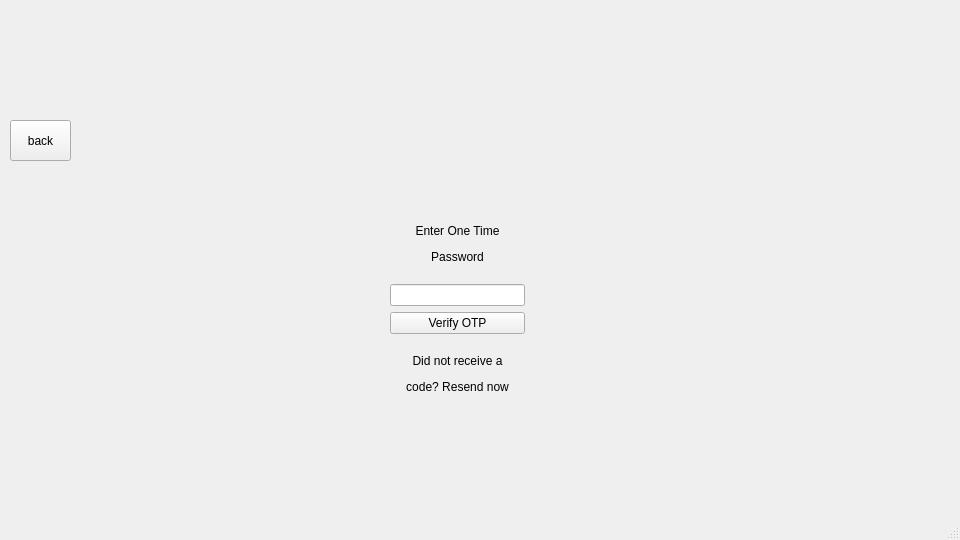
This is qt/enterOTP.ui in e-zeks/softeng as Qt 5 draws it before an edit. The edited form follows.
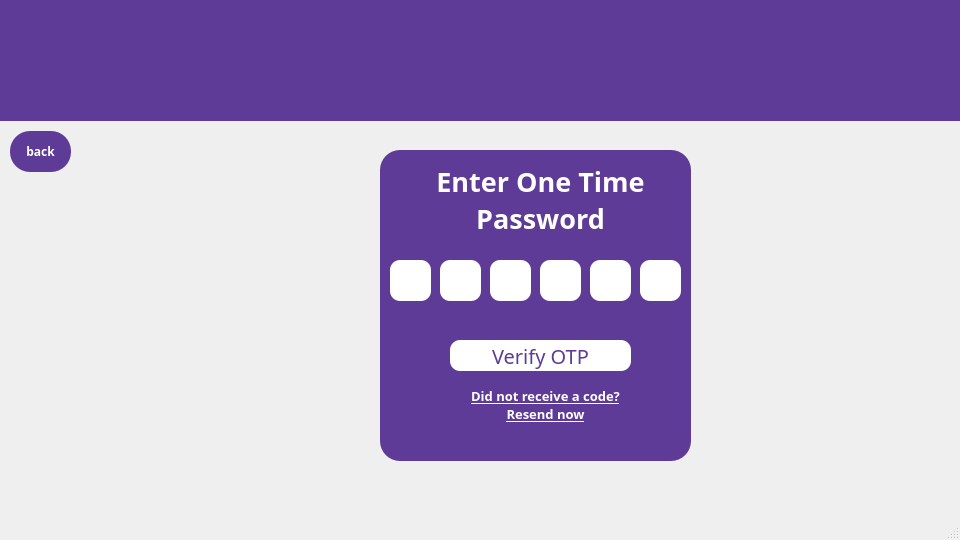
This is the edited form. Icons and pictures are not drawn.

Diff of the .ui file:
```diff
--- a/qt/enterOTP.ui
+++ b/qt/enterOTP.ui
@@ -14,64 +14,303 @@
    <string>MainWindow</string>
   </property>
   <widget class="QWidget" name="centralwidget">
-   <widget class="QPushButton" name="back">
+   <widget class="QLabel" name="BGviolet">
+    <property name="geometry">
+     <rect>
+      <x>0</x>
+      <y>0</y>
+      <width>961</width>
+      <height>121</height>
+     </rect>
+    </property>
+    <property name="styleSheet">
+     <string notr="true">QLabel
+{
+background: #5e3b96;
+}</string>
+    </property>
+    <property name="text">
+     <string/>
+    </property>
+   </widget>
+   <widget class="QLabel" name="BGviolet_2">
+    <property name="geometry">
+     <rect>
+      <x>380</x>
+      <y>150</y>
+      <width>311</width>
+      <height>311</height>
+     </rect>
+    </property>
+    <property name="styleSheet">
+     <string notr="true">QLabel
+{
+background: #5e3b96;
+border-radius:20px;
+}</string>
+    </property>
+    <property name="text">
+     <string/>
+    </property>
+   </widget>
+   <widget class="QLabel" name="label">
+    <property name="geometry">
+     <rect>
+      <x>400</x>
+      <y>160</y>
+      <width>281</width>
+      <height>81</height>
+     </rect>
+    </property>
+    <property name="font">
+     <font>
+      <family>Arial Black</family>
+      <pointsize>20</pointsize>
+      <bold>true</bold>
+     </font>
+    </property>
+    <property name="layoutDirection">
+     <enum>Qt::LayoutDirection::LeftToRight</enum>
+    </property>
+    <property name="styleSheet">
+     <string notr="true">QLabel{
+font-color: rgb(255, 255, 255)
+}</string>
+    </property>
+    <property name="text">
+     <string>&lt;html&gt;&lt;head/&gt;&lt;body&gt;&lt;p&gt;&lt;span style=&quot; color:#ffffff;&quot;&gt;Enter One Time Password&lt;/span&gt;&lt;/p&gt;&lt;/body&gt;&lt;/html&gt;</string>
+    </property>
+    <property name="alignment">
+     <set>Qt::AlignmentFlag::AlignCenter</set>
+    </property>
+    <property name="wordWrap">
+     <bool>true</bool>
+    </property>
+   </widget>
+   <widget class="QLabel" name="label_6">
+    <property name="geometry">
+     <rect>
+      <x>320</x>
+      <y>10</y>
+      <width>411</width>
+      <height>101</height>
+     </rect>
+    </property>
+    <property name="text">
+     <string/>
+    </property>
+    <property name="pixmap">
+     <pixmap>../logos/logo1.png</pixmap>
+    </property>
+    <property name="scaledContents">
+     <bool>true</bool>
+    </property>
+   </widget>
+   <widget class="QLineEdit" name="otp1">
+    <property name="geometry">
+     <rect>
+      <x>390</x>
+      <y>260</y>
+      <width>41</width>
+      <height>41</height>
+     </rect>
+    </property>
+    <property name="autoFillBackground">
+     <bool>false</bool>
+    </property>
+    <property name="styleSheet">
+     <string notr="true">QLineEdit {
+border-radius: 10px;
+background: white;
+}</string>
+    </property>
+   </widget>
+   <widget class="QPushButton" name="sendOTP">
+    <property name="geometry">
+     <rect>
+      <x>450</x>
+      <y>340</y>
+      <width>181</width>
+      <height>31</height>
+     </rect>
+    </property>
+    <property name="font">
+     <font>
+      <family>Arial Black</family>
+      <pointsize>15</pointsize>
+      <bold>false</bold>
+     </font>
+    </property>
+    <property name="autoFillBackground">
+     <bool>false</bool>
+    </property>
+    <property name="styleSheet">
+     <string notr="true">QPushButton {
+border-radius: 10px;
+background-color: white;
+color: #5e3b96;
+width: 20px;
+}</string>
+    </property>
+    <property name="text">
+     <string>Verify OTP</string>
+    </property>
+    <property name="iconSize">
+     <size>
+      <width>100</width>
+      <height>16</height>
+     </size>
+    </property>
+   </widget>
+   <widget class="QLineEdit" name="otp2">
+    <property name="geometry">
+     <rect>
+      <x>440</x>
+      <y>260</y>
+      <width>41</width>
+      <height>41</height>
+     </rect>
+    </property>
+    <property name="styleSheet">
+     <string notr="true">QLineEdit {
+border-radius: 10px;
+background: white;
+}</string>
+    </property>
+   </widget>
+   <widget class="QLineEdit" name="otp3">
+    <property name="geometry">
+     <rect>
+      <x>490</x>
+      <y>260</y>
+      <width>41</width>
+      <height>41</height>
+     </rect>
+    </property>
+    <property name="styleSheet">
+     <string notr="true">QLineEdit {
+border-radius: 10px;
+background: white;
+}</string>
+    </property>
+   </widget>
+   <widget class="QLineEdit" name="otp4">
+    <property name="geometry">
+     <rect>
+      <x>540</x>
+      <y>260</y>
+      <width>41</width>
+      <height>41</height>
+     </rect>
+    </property>
+    <property name="styleSheet">
+     <string notr="true">QLineEdit {
+border-radius: 10px;
+background: white;
+}</string>
+    </property>
+   </widget>
+   <widget class="QLineEdit" name="otp5">
+    <property name="geometry">
+     <rect>
+      <x>590</x>
+      <y>260</y>
+      <width>41</width>
+      <height>41</height>
+     </rect>
+    </property>
+    <property name="styleSheet">
+     <string notr="true">QLineEdit {
+border-radius: 10px;
+background: white;
+}</string>
+    </property>
+   </widget>
+   <widget class="QLineEdit" name="otp6">
+    <property name="geometry">
+     <rect>
+      <x>640</x>
+      <y>260</y>
+      <width>41</width>
+      <height>41</height>
+     </rect>
+    </property>
+    <property name="styleSheet">
+     <string notr="true">QLineEdit {
+border-radius: 10px;
+background: white;
+}</string>
+    </property>
+   </widget>
+   <widget class="QLabel" name="label_2">
+    <property name="geometry">
+     <rect>
+      <x>470</x>
+      <y>380</y>
+      <width>151</width>
+      <height>51</height>
+     </rect>
+    </property>
+    <property name="font">
+     <font>
+      <family>Arial Black</family>
+      <pointsize>10</pointsize>
+      <bold>true</bold>
+      <underline>false</underline>
+     </font>
+    </property>
+    <property name="styleSheet">
+     <string notr="true">QLabel{
+color: white;
+}</string>
+    </property>
+    <property name="text">
+     <string>&lt;html&gt;&lt;head/&gt;&lt;body&gt;&lt;p align=&quot;center&quot;&gt;&lt;span style=&quot; text-decoration: underline;&quot;&gt;Did not receive a code? Resend now&lt;/span&gt;&lt;/p&gt;&lt;/body&gt;&lt;/html&gt;</string>
+    </property>
+    <property name="wordWrap">
+     <bool>true</bool>
+    </property>
+   </widget>
+   <widget class="QPushButton" name="back_2">
     <property name="geometry">
      <rect>
       <x>10</x>
-      <y>120</y>
+      <y>131</y>
       <width>61</width>
       <height>41</height>
      </rect>
     </property>
+    <property name="font">
+     <font>
+      <family>Arial Black</family>
+      <bold>true</bold>
+     </font>
+    </property>
+    <property name="styleSheet">
+     <string notr="true">QPushButton
+{
+background-color: #5e3b96;
+color:white;
+ border-radius:20px;
+}</string>
+    </property>
     <property name="text">
      <string>back</string>
     </property>
    </widget>
-   <widget class="QWidget" name="verticalLayoutWidget">
-    <property name="geometry">
-     <rect>
-      <x>390</x>
-      <y>210</y>
-      <width>135</width>
-      <height>198</height>
-     </rect>
-    </property>
-    <layout class="QVBoxLayout" name="verticalLayout">
-     <item>
-      <widget class="QLabel" name="label">
-       <property name="layoutDirection">
-        <enum>Qt::LeftToRight</enum>
-       </property>
-       <property name="text">
-        <string>&lt;html&gt;&lt;head/&gt;&lt;body&gt;&lt;p align=&quot;center&quot;&gt;Enter One Time&lt;/p&gt;&lt;p align=&quot;center&quot;&gt;Password&lt;/p&gt;&lt;/body&gt;&lt;/html&gt;</string>
-       </property>
-       <property name="alignment">
-        <set>Qt::AlignCenter</set>
-       </property>
-      </widget>
-     </item>
-     <item>
-      <widget class="QLineEdit" name="password"/>
-     </item>
-     <item>
-      <widget class="QPushButton" name="verifyOTP">
-       <property name="text">
-        <string>Verify OTP</string>
-       </property>
-      </widget>
-     </item>
-     <item>
-      <widget class="QLabel" name="forgot">
-       <property name="text">
-        <string>&lt;html&gt;&lt;head/&gt;&lt;body&gt;&lt;p align=&quot;center&quot;&gt;Did not receive a&lt;/p&gt;&lt;p align=&quot;center&quot;&gt;code? Resend now&lt;/p&gt;&lt;/body&gt;&lt;/html&gt;</string>
-       </property>
-       <property name="alignment">
-        <set>Qt::AlignCenter</set>
-       </property>
-      </widget>
-     </item>
-    </layout>
-   </widget>
+   <zorder>BGviolet_2</zorder>
+   <zorder>BGviolet</zorder>
+   <zorder>label</zorder>
+   <zorder>label_6</zorder>
+   <zorder>otp1</zorder>
+   <zorder>sendOTP</zorder>
+   <zorder>otp2</zorder>
+   <zorder>otp3</zorder>
+   <zorder>otp4</zorder>
+   <zorder>otp5</zorder>
+   <zorder>otp6</zorder>
+   <zorder>label_2</zorder>
+   <zorder>back_2</zorder>
   </widget>
   <widget class="QMenuBar" name="menubar">
    <property name="geometry">
```
